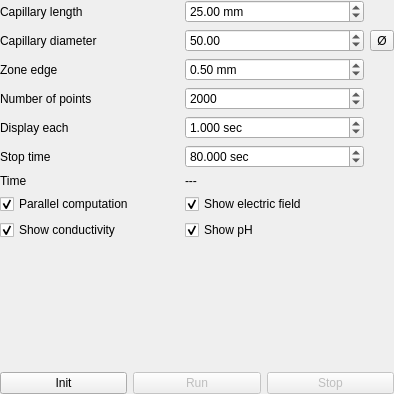
Qt form src/computecontrol.ui (hobrasoft/simul6) before a commit.
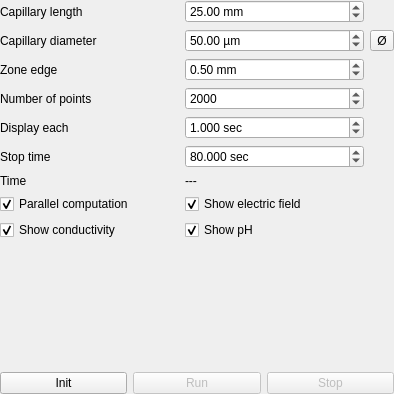
The same form after that commit.

```diff
--- a/src/computecontrol.ui
+++ b/src/computecontrol.ui
@@ -220,6 +220,9 @@
      </item>
      <item row="1" column="1">
       <widget class="QDoubleSpinBox" name="f_diameter">
+       <property name="suffix">
+        <string> µm</string>
+       </property>
        <property name="maximum">
         <double>1000000.000000000000000</double>
        </property>
```
